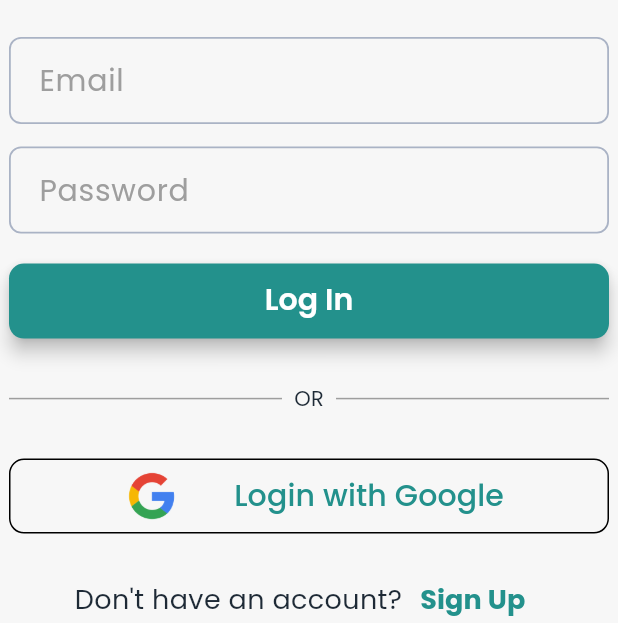
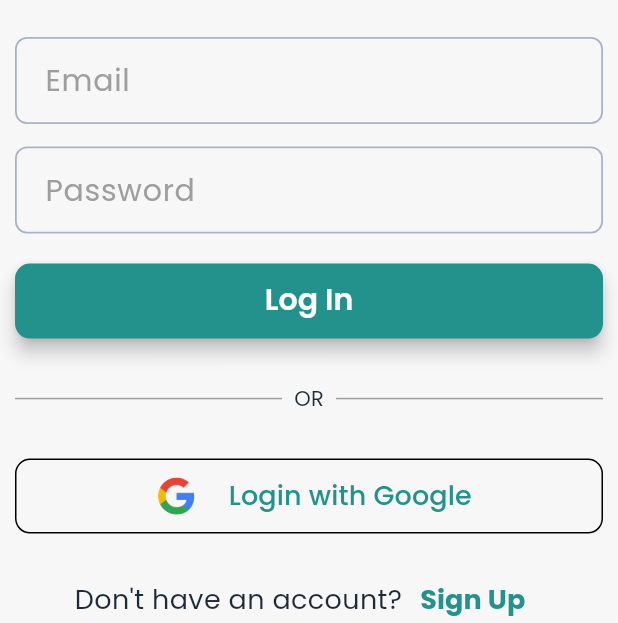
Before and after one commit to abdullaalsabti/Lam3aApp, a Flutter app: the screen it shows after launch, after a tap on "Client", on a phone screen of 412 x 824 dp, the part 613-1236 px from its top. Run offline on Flutter 3.47's test engine with Material 3 defaults, Android fonts, the phone set to English and light mode, and no system bars; our stand-ins replace flutter_riverpod, google_fonts.

Commit message:
fixed first page + login padding

```diff
--- a/lib/pages/first_page.dart
+++ b/lib/pages/first_page.dart
@@ -1,23 +1,20 @@
 import 'package:flutter/material.dart';
-import 'package:google_fonts/google_fonts.dart';
-import 'package:lamaa/theme/widgets/role_button.dart';
+
+import '../widgets/role_button.dart';
 
 class FirstPage extends StatefulWidget {
   const FirstPage({super.key});
 
   @override
-  State<FirstPage> createState() => _FirstPage();
+  State<FirstPage> createState() => _FirstPageState();
 }
 
-class _FirstPage extends State<FirstPage> {
-
+class _FirstPageState extends State<FirstPage> {
   @override
   Widget build(BuildContext context) {
     return Scaffold(
-      body: SafeArea(
-        child: SingleChildScrollView(
-          padding: const EdgeInsets.only(bottom: 20),
-          child: Column(
+      body: Column(
+        crossAxisAlignment: CrossAxisAlignment.center,
         children: [
           Align(
             alignment: Alignment.topCenter,
@@ -28,42 +25,33 @@ class _FirstPage extends State<FirstPage> {
               color: Colors.white.withAlpha(100),
             ),
           ),
-              SizedBox(height: 50),
+          const SizedBox(height: 40),
+          Text('Who are you ?', style: Theme.of(context).textTheme.titleLarge!),
+
+          const SizedBox(height: 10),
           Text(
-                'Who are you ?',
-                style: GoogleFonts.poppins(
-                  fontSize: 48,
-                  color: Colors.black,
-                  fontWeight: FontWeight.bold,
+            'Please select your role to continue',
+            style: Theme.of(context).textTheme.titleMedium!.copyWith(
+              color: Theme.of(context).colorScheme.onSurface,
             ),
           ),
-              SizedBox(height: 20),
-              Text(
-                'Please select your role to continue',
-                style: GoogleFonts.poppins(fontSize: 20, color: Colors.grey),
+          const SizedBox(height: 20),
+
+          // --- Role Buttons ---
+          AlignedRoleButton(
+            image: 'lib/assets/images/car.png',
+            title: 'Client',
+            subtitle: 'I want to book a car service',
+            onPressed: () => Navigator.pushNamed(context, '/login_page'),
           ),
-              SizedBox(height: 20),
-
-              RoleButton(
-                roleImagePath: 'lib/assets/images/car.png',
-                roleTitle: 'Client',
-                roleSubTitle: 'I want to book a car service',
-                onPressed: (){
-                  Navigator.pushNamed(context, '/login_page');
-                },
+          const SizedBox(height: 20),
+          AlignedRoleButton(
+            image: 'lib/assets/images/construction-worker.png',
+            title: 'Provider',
+            subtitle: 'I offer car wash or detailing service',
+            onPressed: () {},
           ),
-
-              SizedBox(height: 30),
-
-              RoleButton(
-                roleImagePath: 'lib/assets/images/construction-worker.png',
-                roleTitle: 'Provider',
-                roleSubTitle: 'I offer car wash or detailing service',
-                onPressed: (){},
-              ),
-
-            ],),
-        ),
+        ],
       ),
     );
   }
--- a/lib/pages/login_client.dart
+++ b/lib/pages/login_client.dart
@@ -1,42 +1,60 @@
 import 'package:flutter/material.dart';
-import 'package:flutter_riverpod/flutter_riverpod.dart';
 import 'package:google_fonts/google_fonts.dart';
-import 'package:lamaa/providers/providers.dart';
-import 'package:lamaa/theme/widgets/button.dart';
+
+import '../widgets/button.dart';
 
 class LoginClient extends StatefulWidget {
   const LoginClient({super.key});
 
   @override
-  State<LoginClient> createState() => _LoginClient();
+  State<LoginClient> createState() => _LoginClientState();
 }
 
-class _LoginClient extends State<LoginClient> {
-  final GlobalKey<FormState> formKey = GlobalKey<FormState>();
+class _LoginClientState extends State<LoginClient> {
+  final GlobalKey<FormState> _formKey = GlobalKey<FormState>();
+  final FocusNode _passwordFocusNode = FocusNode();
   bool _obscureText = true;
-  final FocusNode _focusNode = FocusNode();
 
   @override
   void initState() {
     super.initState();
-    _focusNode.addListener(() {
-      setState(() {});
-    });
+    _passwordFocusNode.addListener(() => setState(() {}));
   }
 
   @override
   void dispose() {
-    // TODO: implement dispose
-    _focusNode.dispose();
+    _passwordFocusNode.dispose();
     super.dispose();
+  }
+
+  InputDecoration _inputDecoration(String hint, {Widget? suffixIcon}) {
+    return InputDecoration(
+      hintText: hint,
+      hintStyle: GoogleFonts.poppins(fontSize: 20, color: Colors.grey),
+      border: InputBorder.none,
+      suffixIcon: suffixIcon,
+    );
+  }
+
+  String? _validateEmail(String? value) {
+    if (value == null || value.isEmpty) return 'Please enter some text';
+    final emailRegEx = RegExp(r'^[^@]+@[^@]+\.[^@]+');
+    if (!emailRegEx.hasMatch(value)) return 'Enter a valid email address';
+    return null;
+  }
+
+  String? _validatePassword(String? value) {
+    if (value == null || value.isEmpty) return 'Please enter some text';
+    if (value.trim().length > 30) {
+      return 'Password can\'t be longer than 30 characters';
+    }
+    return null;
   }
 
   @override
   Widget build(BuildContext context) {
     return Scaffold(
-      body: SafeArea(
-        child: SingleChildScrollView(
-          padding: const EdgeInsets.only(bottom: 20),
+      body: SingleChildScrollView(
         child: Column(
           children: [
             Align(
@@ -48,45 +66,31 @@ class _LoginClient extends State<LoginClient> {
                 color: Colors.white.withAlpha(100),
               ),
             ),
-              SizedBox(height: 25),
-              SizedBox(
+            const SizedBox(height: 25),
+
+            // Login Form
+            Container(
+              padding: EdgeInsets.symmetric(horizontal: 10),
+              child: Form(
+                key: _formKey,
                 child: SizedBox(
                   width: 400,
-                  height: 500,
-                  child: Form(
-                    key: formKey,
-                    child: SafeArea(
                   child: Column(
                     crossAxisAlignment: CrossAxisAlignment.center,
                     children: [
                       TextFormField(
-                            decoration: InputDecoration(
-                              hintText: 'Email',
-                              hintStyle: GoogleFonts.poppins(
-                                fontSize: 20,
-                                color: Colors.grey,
-                              ),
-                            ),
-                            validator: (String? value) {
-                              if (value == null || value.isEmpty) {
-                                return 'Please enter some text';
-                              }
-                              final emailRegEx = RegExp(r'^[^@]+@[^@]+\.[^@]+');
-                              if (!emailRegEx.hasMatch(value)){
-                                return 'Enter a valid email address';
-                              }
-                              return null;
-                            },
+                        decoration: _inputDecoration('Email'),
+                        validator: _validateEmail,
                         style: GoogleFonts.poppins(fontSize: 15),
                       ),
-                          SizedBox(height: 15),
+                      const SizedBox(height: 15),
 
                       TextFormField(
-                            focusNode: _focusNode,
+                        focusNode: _passwordFocusNode,
                         obscureText: _obscureText,
-                            decoration: InputDecoration(
-                              hintText: 'Password',
-                              suffixIcon: _focusNode.hasFocus
+                        decoration: _inputDecoration(
+                          'Password',
+                          suffixIcon: _passwordFocusNode.hasFocus
                               ? IconButton(
                                   icon: Icon(
                                     _obscureText
@@ -94,105 +98,101 @@ class _LoginClient extends State<LoginClient> {
                                         : Icons.visibility_outlined,
                                     color: Colors.black,
                                   ),
-                                      onPressed: () {
-                                        setState(() {
+                                  onPressed: () => setState(() {
                                     _obscureText = !_obscureText;
-                                        });
-                                      },
+                                  }),
                                 )
                               : null,
-                              border: InputBorder.none,
-                              hintStyle: GoogleFonts.poppins(
-                                fontSize: 20,
-                                color: Colors.grey,
+                        ),
+                        validator: _validatePassword,
+                        style: GoogleFonts.poppins(fontSize: 15),
+                      ),
+                      const SizedBox(height: 20),
+
+                      Button(onTap: () {}, btnText: 'Log In'),
+                      const SizedBox(height: 30),
+
+                      const _DividerWithText(text: 'OR'),
+                      const SizedBox(height: 30),
+
+                      _GoogleLoginButton(),
+                      const SizedBox(height: 20),
+
+                      _SignUpPrompt(),
+                    ],
                   ),
                 ),
-                            validator: (String? value) {
-                              if (value == null || value.isEmpty) {
-                                return 'Please enter some text';
-                              }
-                              if(value.trim().length > 30){
-                                return 'Password can\'t be longer than 30 characters';
-                              }
-                              return null;
-                            },
-                            style: GoogleFonts.poppins(fontSize: 15),
-                          ),
-                          SizedBox(height: 20),
-                          Button(onTap: (){} ,btnText: 'Log In'),
-                          SizedBox(height: 30),
-                          Row(
-                            children: [
-                              Expanded(
-                                child: Divider(
-                                  color: Colors.grey,
-                                  thickness: 1,
-                                ),
-                              ),
-                              Padding(
-                                padding: EdgeInsets.symmetric(horizontal: 8),
-                                child: Text('OR'),
-                              ),
-                              Expanded(
-                                child: Divider(
-                                  color: Colors.grey,
-                                  thickness: 1,
               ),
             ),
           ],
         ),
-                          SizedBox(height: 30),
-                          OutlinedButton(
+      ),
+    );
+  }
+}
+
+// --- Reusable Widgets ---
+
+class _DividerWithText extends StatelessWidget {
+  final String text;
+  const _DividerWithText({required this.text});
+
+  @override
+  Widget build(BuildContext context) {
+    return Row(
+      children: [
+        const Expanded(child: Divider(color: Colors.grey, thickness: 1)),
+        Padding(
+          padding: const EdgeInsets.symmetric(horizontal: 8),
+          child: Text(text, style: GoogleFonts.poppins()),
+        ),
+        const Expanded(child: Divider(color: Colors.grey, thickness: 1)),
+      ],
+    );
+  }
+}
+
+class _GoogleLoginButton extends StatelessWidget {
+  const _GoogleLoginButton();
+
+  @override
+  Widget build(BuildContext context) {
+    return OutlinedButton(
       onPressed: () {},
       style: OutlinedButton.styleFrom(
-                              minimumSize: Size(double.infinity, 50),
-                              side: BorderSide(color: Colors.black),
-                              shape: RoundedRectangleBorder(
-                                borderRadius: BorderRadius.circular(10),
-                              ),
+        minimumSize: const Size(double.infinity, 50),
+        side: const BorderSide(color: Colors.black),
+        shape: RoundedRectangleBorder(borderRadius: BorderRadius.circular(10)),
       ),
       child: Row(
-                              mainAxisSize: MainAxisSize.min,
-                              mainAxisAlignment: MainAxisAlignment.start,
-                              crossAxisAlignment: CrossAxisAlignment.center,
+        mainAxisAlignment: MainAxisAlignment.center,
         children: [
-                                Image.asset(
-                                  'lib/assets/images/google.png',
-                                  width: 50,
-                                ),
-                                SizedBox(width: 30),
-                                Column(
-                                  crossAxisAlignment: CrossAxisAlignment.start,
-                                  children: [
-                                    Text(
-                                      'Login with Google',
-                                      textAlign: TextAlign.center,
-                                      style: GoogleFonts.poppins(fontSize: 20),
-                                    ),
+          Image.asset('lib/assets/images/google.png', width: 40),
+          const SizedBox(width: 15),
+          Text('Login with Google', style: GoogleFonts.poppins(fontSize: 18)),
         ],
       ),
-                              ],
-                            ),
-                          ),
-                          SizedBox(height: 20),
-                          Row(
+    );
+  }
+}
+
+class _SignUpPrompt extends StatelessWidget {
+  const _SignUpPrompt();
+
+  @override
+  Widget build(BuildContext context) {
+    return Row(
       mainAxisAlignment: MainAxisAlignment.center,
       children: [
         Text(
           'Don\'t have an account?',
-                                textAlign: TextAlign.center,
           style: GoogleFonts.poppins(fontSize: 18),
         ),
         TextButton(
-                                onPressed: () {
-                                  Navigator.pushReplacementNamed(
-                                    context,
-                                    '/signup_page',
-                                  );
-                                },
+          onPressed: () =>
+              Navigator.pushReplacementNamed(context, '/signup_page'),
           child: Text(
             'Sign Up',
-                                  textAlign: TextAlign.center,
             style: GoogleFonts.poppins(
               fontSize: 18,
               fontWeight: FontWeight.bold,
@@ -200,17 +200,6 @@ class _LoginClient extends State<LoginClient> {
           ),
         ),
       ],
-                          ),
-                        ],
-                      ),
-                    ),
-                  ),
-                ),
-              ),
-            ],
-          ),
-        ),
-      ),
     );
   }
 }
--- a/lib/pages/signup_client.dart
+++ b/lib/pages/signup_client.dart
@@ -1,9 +1,9 @@
 import 'package:flutter/material.dart';
+import 'package:flutter_riverpod/flutter_riverpod.dart';
 import 'package:google_fonts/google_fonts.dart';
-import 'package:lamaa/theme/widgets/button.dart';
-import 'package:flutter_riverpod/flutter_riverpod.dart';
 import 'package:lamaa/providers/providers.dart';
 
+import '../widgets/button.dart';
 
 class SignupClient extends ConsumerStatefulWidget {
   const SignupClient({super.key});
@@ -27,7 +27,7 @@ class _LoginClient extends ConsumerState<SignupClient> {
     });
   }
 
-  void showEmail(WidgetRef ref){
+  void showEmail(WidgetRef ref) {
     final email = ref.read(signupProvider).email;
 
     print('Email :$email');
@@ -44,6 +44,7 @@ class _LoginClient extends ConsumerState<SignupClient> {
 
   Widget build(BuildContext context) {
     return Scaffold(
+      appBar: AppBar(title: Text("Signup")),
       body: SafeArea(
         child: SingleChildScrollView(
           padding: const EdgeInsets.only(bottom: 20),
@@ -85,8 +86,10 @@ class _LoginClient extends ConsumerState<SignupClient> {
                           },
                           style: GoogleFonts.poppins(fontSize: 15),
                           keyboardType: TextInputType.emailAddress,
-                          onChanged: (value) => ref.read(signupProvider.notifier).state =
-                          ref.read(signupProvider).copyWith(email: value),
+                          onChanged: (value) =>
+                              ref.read(signupProvider.notifier).state = ref
+                                  .read(signupProvider)
+                                  .copyWith(email: value),
                         ),
                         SizedBox(height: 15),
                         TextFormField(
@@ -125,7 +128,7 @@ class _LoginClient extends ConsumerState<SignupClient> {
                           style: GoogleFonts.poppins(fontSize: 15),
                         ),
                         SizedBox(height: 20),
-                        Button(onTap: () => showEmail(ref) ,btnText: 'Sign Up'),
+                        Button(onTap: () => showEmail(ref), btnText: 'Sign Up'),
                         SizedBox(height: 30),
                         Row(
                           children: [
@@ -185,12 +188,18 @@ class _LoginClient extends ConsumerState<SignupClient> {
                             ),
                             TextButton(
                               onPressed: () {
-                                Navigator.pushReplacementNamed(context, '/login_page');
+                                Navigator.pushReplacementNamed(
+                                  context,
+                                  '/login_page',
+                                );
                               },
                               child: Text(
                                 'Log In',
                                 textAlign: TextAlign.center,
-                                style: GoogleFonts.poppins(fontSize: 18, fontWeight: FontWeight.bold),
+                                style: GoogleFonts.poppins(
+                                  fontSize: 18,
+                                  fontWeight: FontWeight.bold,
+                                ),
                               ),
                             ),
                           ],
--- a/lib/theme/widgets/elevated_button_theme.dart
+++ b/lib/theme/widgets/elevated_button_theme.dart
@@ -4,7 +4,7 @@ import 'package:lamaa/theme/text_style.dart';
 
 final elevatedButtonThemeLight = ElevatedButtonThemeData(
   style: ElevatedButton.styleFrom(
-    backgroundColor: Color(0xFFD2EDEF),
+    backgroundColor: AppColors.lightColorScheme.primary,
     foregroundColor: Colors.white,
     elevation: 10,
     shadowColor: Colors.black,
--- a/lib/theme/widgets/role_button.dart
+++ /dev/null
@@ -1,66 +0,0 @@
-import 'package:flutter/material.dart';
-import 'package:google_fonts/google_fonts.dart';
-
-class RoleButton extends StatelessWidget{
-
-  const RoleButton({
-    required this.onPressed,
-    required this.roleImagePath,
-    required this.roleTitle,
-    required this.roleSubTitle,
-    super.key});
-
-  final VoidCallback onPressed;
-  final String roleImagePath;
-  final String roleTitle;
-  final String roleSubTitle;
-
-  @override
-  Widget build(BuildContext context) {
-    return ElevatedButton(
-      onPressed: onPressed,
-      style: ElevatedButton.styleFrom(
-        backgroundColor: Color(0xFFD2EDEF),
-        elevation: 10,
-        shadowColor: Colors.black,
-        minimumSize: Size(400, 90),
-        shape: RoundedRectangleBorder(
-          borderRadius: BorderRadius.circular(22),
-        ),
-      ),
-      child: Row(
-        mainAxisSize: MainAxisSize.min,
-        mainAxisAlignment: MainAxisAlignment.start,
-        crossAxisAlignment: CrossAxisAlignment.center,
-        children: [
-          Image.asset(
-            roleImagePath,
-            width: 50,
-          ),
-          SizedBox(width: 30),
-          Column(
-            crossAxisAlignment: CrossAxisAlignment.start,
-            children: [
-              Text(
-                roleTitle,
-                textAlign: TextAlign.left,
-                style: GoogleFonts.poppins(
-                  fontSize: 30,
-                  color: Color(0xFF23918C),
-                ),
-              ),
-              Text(
-                roleSubTitle,
-                textAlign: TextAlign.left,
-                style: GoogleFonts.poppins(
-                  fontSize: 15,
-                  color: Colors.grey,
-                ),
-              ),
-            ],
-          ),
-        ],
-      ),
-    );
-  }
-}
--- /dev/null
+++ b/lib/widgets/role_button.dart
@@ -0,0 +1,64 @@
+import 'package:flutter/material.dart';
+import 'package:google_fonts/google_fonts.dart';
+
+class AlignedRoleButton extends StatelessWidget {
+  final String image;
+  final String title;
+  final String subtitle;
+  final VoidCallback onPressed;
+
+  const AlignedRoleButton({
+    required this.image,
+    required this.title,
+    required this.subtitle,
+    required this.onPressed,
+  });
+
+  @override
+  Widget build(BuildContext context) {
+    return SizedBox(
+      width: 350,
+      height: 100,
+      child: ElevatedButton(
+        onPressed: onPressed,
+        style: ElevatedButton.styleFrom(
+          backgroundColor: Colors.white,
+          foregroundColor: Colors.black,
+          shadowColor: Colors.grey.withValues(alpha: 0.3),
+          elevation: 5,
+          shape: RoundedRectangleBorder(
+            borderRadius: BorderRadius.circular(20),
+          ),
+          padding: const EdgeInsets.symmetric(horizontal: 20),
+        ),
+        child: Row(
+          mainAxisAlignment: MainAxisAlignment.start,
+          children: [
+            SizedBox(
+              width: 70,
+              height: 70,
+              child: Image.asset(image, fit: BoxFit.contain),
+            ),
+            const SizedBox(width: 25),
+            Expanded(
+              child: Column(
+                mainAxisAlignment: MainAxisAlignment.center,
+                crossAxisAlignment: CrossAxisAlignment.start,
+                children: [
+                  Text(title, style: GoogleFonts.poppins(fontSize: 22)),
+                  Text(
+                    subtitle,
+                    style: GoogleFonts.poppins(
+                      fontSize: 15,
+                      color: Colors.grey[700],
+                    ),
+                  ),
+                ],
+              ),
+            ),
+          ],
+        ),
+      ),
+    );
+  }
+}
--- a/pubspec.yaml
+++ b/pubspec.yaml
@@ -35,6 +35,8 @@ dependencies:
   # The following adds the Cupertino Icons font to your application.
   # Use with the CupertinoIcons class for iOS style icons.
   cupertino_icons: ^1.0.8
+  uuid: ^4.5.2
+  flutter_riverpod: ^3.0.3
 
 dev_dependencies:
   flutter_test:
```
Also changed, not shown: lib/widgets/button.dart (renamed from lib/theme/widgets/button.dart), pubspec.lock, 4 other files. Lines whose indentation alone changed are shown as unchanged.
